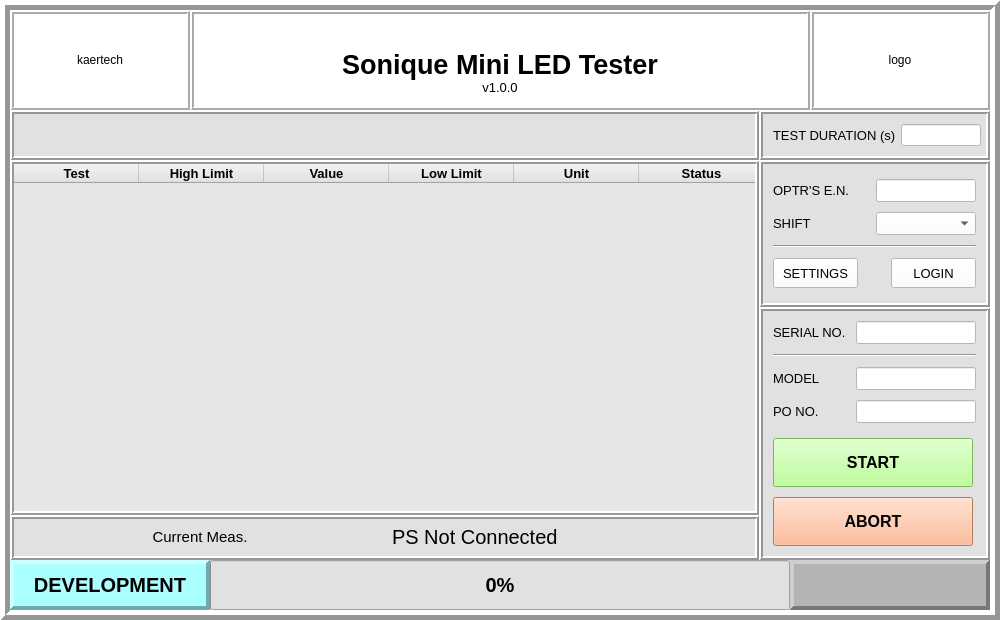
First picture: the form in layout/main_window.ui, repository kaertech-dev/soniquemini_ledtest, before the edit.
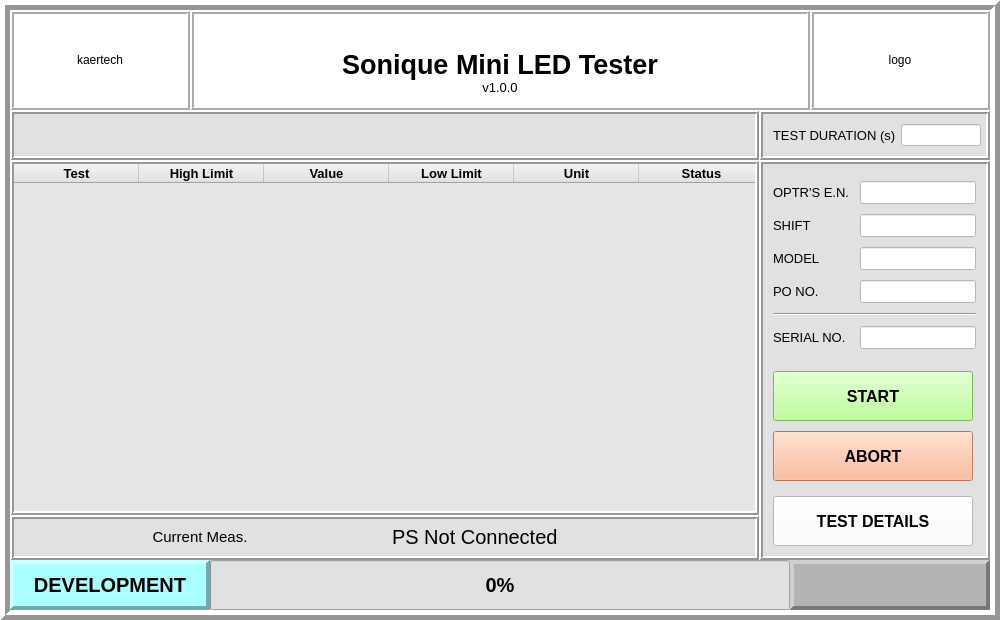
Second picture: the form after the edit.

Commit message: better camera handler; moved login details; fixed ROI debugger

The edit to the form file:
```diff
--- a/layout/main_window.ui
+++ b/layout/main_window.ui
@@ -344,296 +344,6 @@
          </layout>
         </widget>
        </item>
-       <item row="2" column="2" rowspan="2">
-        <widget class="QFrame" name="verticalFrame">
-         <property name="sizePolicy">
-          <sizepolicy hsizetype="Preferred" vsizetype="Expanding">
-           <horstretch>0</horstretch>
-           <verstretch>0</verstretch>
-          </sizepolicy>
-         </property>
-         <property name="styleSheet">
-          <string notr="true"/>
-         </property>
-         <property name="frameShape">
-          <enum>QFrame::Box</enum>
-         </property>
-         <property name="frameShadow">
-          <enum>QFrame::Raised</enum>
-         </property>
-         <property name="lineWidth">
-          <number>2</number>
-         </property>
-         <layout class="QVBoxLayout" name="sidebar_buttons">
-          <property name="spacing">
-           <number>10</number>
-          </property>
-          <property name="sizeConstraint">
-           <enum>QLayout::SetDefaultConstraint</enum>
-          </property>
-          <property name="leftMargin">
-           <number>10</number>
-          </property>
-          <property name="topMargin">
-           <number>10</number>
-          </property>
-          <property name="rightMargin">
-           <number>10</number>
-          </property>
-          <property name="bottomMargin">
-           <number>10</number>
-          </property>
-          <item>
-           <layout class="QFormLayout" name="detail_summary">
-            <property name="sizeConstraint">
-             <enum>QLayout::SetDefaultConstraint</enum>
-            </property>
-            <property name="formAlignment">
-             <set>Qt::AlignLeading|Qt::AlignLeft|Qt::AlignVCenter</set>
-            </property>
-            <property name="horizontalSpacing">
-             <number>10</number>
-            </property>
-            <property name="verticalSpacing">
-             <number>10</number>
-            </property>
-            <property name="leftMargin">
-             <number>0</number>
-            </property>
-            <property name="rightMargin">
-             <number>0</number>
-            </property>
-            <property name="bottomMargin">
-             <number>5</number>
-            </property>
-            <item row="0" column="0">
-             <widget class="QLabel" name="serialno_label">
-              <property name="font">
-               <font>
-                <pointsize>10</pointsize>
-                <bold>false</bold>
-               </font>
-              </property>
-              <property name="text">
-               <string>SERIAL NO.</string>
-              </property>
-             </widget>
-            </item>
-            <item row="0" column="1">
-             <widget class="QLineEdit" name="serialno_display">
-              <property name="sizePolicy">
-               <sizepolicy hsizetype="Maximum" vsizetype="Fixed">
-                <horstretch>0</horstretch>
-                <verstretch>0</verstretch>
-               </sizepolicy>
-              </property>
-              <property name="minimumSize">
-               <size>
-                <width>100</width>
-                <height>0</height>
-               </size>
-              </property>
-              <property name="maximumSize">
-               <size>
-                <width>120</width>
-                <height>16777215</height>
-               </size>
-              </property>
-              <property name="font">
-               <font>
-                <pointsize>10</pointsize>
-                <bold>true</bold>
-               </font>
-              </property>
-              <property name="acceptDrops">
-               <bool>true</bool>
-              </property>
-              <property name="styleSheet">
-               <string notr="true">background-color: rgb(255, 255, 255);</string>
-              </property>
-              <property name="clearButtonEnabled">
-               <bool>true</bool>
-              </property>
-             </widget>
-            </item>
-            <item row="2" column="0">
-             <widget class="QLabel" name="label_4">
-              <property name="font">
-               <font>
-                <pointsize>10</pointsize>
-                <bold>false</bold>
-               </font>
-              </property>
-              <property name="text">
-               <string>MODEL</string>
-              </property>
-             </widget>
-            </item>
-            <item row="2" column="1">
-             <widget class="QLineEdit" name="model_display">
-              <property name="sizePolicy">
-               <sizepolicy hsizetype="Minimum" vsizetype="Fixed">
-                <horstretch>0</horstretch>
-                <verstretch>0</verstretch>
-               </sizepolicy>
-              </property>
-              <property name="minimumSize">
-               <size>
-                <width>80</width>
-                <height>0</height>
-               </size>
-              </property>
-              <property name="maximumSize">
-               <size>
-                <width>120</width>
-                <height>16777215</height>
-               </size>
-              </property>
-              <property name="font">
-               <font>
-                <pointsize>10</pointsize>
-               </font>
-              </property>
-              <property name="styleSheet">
-               <string notr="true">background-color: rgb(255, 255, 255);</string>
-              </property>
-              <property name="readOnly">
-               <bool>true</bool>
-              </property>
-             </widget>
-            </item>
-            <item row="3" column="0">
-             <widget class="QLabel" name="label_5">
-              <property name="font">
-               <font>
-                <pointsize>10</pointsize>
-                <bold>false</bold>
-               </font>
-              </property>
-              <property name="text">
-               <string>PO NO.</string>
-              </property>
-             </widget>
-            </item>
-            <item row="3" column="1">
-             <widget class="QLineEdit" name="ponum_display">
-              <property name="sizePolicy">
-               <sizepolicy hsizetype="Minimum" vsizetype="Fixed">
-                <horstretch>0</horstretch>
-                <verstretch>0</verstretch>
-               </sizepolicy>
-              </property>
-              <property name="minimumSize">
-               <size>
-                <width>80</width>
-                <height>0</height>
-               </size>
-              </property>
-              <property name="maximumSize">
-               <size>
-                <width>120</width>
-                <height>16777215</height>
-               </size>
-              </property>
-              <property name="font">
-               <font>
-                <pointsize>10</pointsize>
-               </font>
-              </property>
-              <property name="styleSheet">
-               <string notr="true">background-color: rgb(255, 255, 255);</string>
-              </property>
-              <property name="readOnly">
-               <bool>true</bool>
-              </property>
-             </widget>
-            </item>
-            <item row="1" column="0" colspan="2">
-             <widget class="Line" name="line_2">
-              <property name="orientation">
-               <enum>Qt::Horizontal</enum>
-              </property>
-             </widget>
-            </item>
-           </layout>
-          </item>
-          <item>
-           <widget class="QPushButton" name="start_test_button">
-            <property name="enabled">
-             <bool>true</bool>
-            </property>
-            <property name="sizePolicy">
-             <sizepolicy hsizetype="Preferred" vsizetype="Minimum">
-              <horstretch>0</horstretch>
-              <verstretch>0</verstretch>
-             </sizepolicy>
-            </property>
-            <property name="minimumSize">
-             <size>
-              <width>200</width>
-              <height>40</height>
-             </size>
-            </property>
-            <property name="maximumSize">
-             <size>
-              <width>2</width>
-              <height>16777215</height>
-             </size>
-            </property>
-            <property name="baseSize">
-             <size>
-              <width>0</width>
-              <height>0</height>
-             </size>
-            </property>
-            <property name="font">
-             <font>
-              <pointsize>12</pointsize>
-              <bold>true</bold>
-             </font>
-            </property>
-            <property name="contextMenuPolicy">
-             <enum>Qt::CustomContextMenu</enum>
-            </property>
-            <property name="styleSheet">
-             <string notr="true">background-color: rgb(170, 255, 127);</string>
-            </property>
-            <property name="text">
-             <string>START</string>
-            </property>
-           </widget>
-          </item>
-          <item>
-           <widget class="QPushButton" name="abort_button">
-            <property name="sizePolicy">
-             <sizepolicy hsizetype="Maximum" vsizetype="Minimum">
-              <horstretch>0</horstretch>
-              <verstretch>0</verstretch>
-             </sizepolicy>
-            </property>
-            <property name="minimumSize">
-             <size>
-              <width>200</width>
-              <height>40</height>
-             </size>
-            </property>
-            <property name="font">
-             <font>
-              <pointsize>12</pointsize>
-              <bold>true</bold>
-             </font>
-            </property>
-            <property name="styleSheet">
-             <string notr="true">background-color: rgb(255, 170, 127);</string>
-            </property>
-            <property name="text">
-             <string>ABORT</string>
-            </property>
-           </widget>
-          </item>
-         </layout>
-        </widget>
-       </item>
        <item row="1" column="0" rowspan="2">
         <widget class="QTableWidget" name="tableWidget">
          <property name="sizePolicy">
@@ -758,246 +468,6 @@
          </column>
         </widget>
        </item>
-       <item row="1" column="2">
-        <widget class="QFrame" name="verticalFrame">
-         <property name="sizePolicy">
-          <sizepolicy hsizetype="Preferred" vsizetype="Maximum">
-           <horstretch>0</horstretch>
-           <verstretch>0</verstretch>
-          </sizepolicy>
-         </property>
-         <property name="frameShape">
-          <enum>QFrame::Box</enum>
-         </property>
-         <property name="frameShadow">
-          <enum>QFrame::Raised</enum>
-         </property>
-         <property name="lineWidth">
-          <number>2</number>
-         </property>
-         <layout class="QVBoxLayout" name="verticalLayout_2">
-          <property name="spacing">
-           <number>10</number>
-          </property>
-          <property name="leftMargin">
-           <number>10</number>
-          </property>
-          <property name="topMargin">
-           <number>15</number>
-          </property>
-          <property name="rightMargin">
-           <number>10</number>
-          </property>
-          <property name="bottomMargin">
-           <number>15</number>
-          </property>
-          <item>
-           <layout class="QHBoxLayout" name="horizontalLayout_5">
-            <item>
-             <widget class="QLabel" name="label">
-              <property name="font">
-               <font>
-                <pointsize>10</pointsize>
-                <bold>false</bold>
-               </font>
-              </property>
-              <property name="text">
-               <string>OPTR'S E.N.</string>
-              </property>
-             </widget>
-            </item>
-            <item>
-             <widget class="QLineEdit" name="oprtr_en_input">
-              <property name="sizePolicy">
-               <sizepolicy hsizetype="Minimum" vsizetype="Fixed">
-                <horstretch>0</horstretch>
-                <verstretch>0</verstretch>
-               </sizepolicy>
-              </property>
-              <property name="minimumSize">
-               <size>
-                <width>80</width>
-                <height>0</height>
-               </size>
-              </property>
-              <property name="maximumSize">
-               <size>
-                <width>100</width>
-                <height>16777215</height>
-               </size>
-              </property>
-              <property name="font">
-               <font>
-                <pointsize>10</pointsize>
-               </font>
-              </property>
-              <property name="styleSheet">
-               <string notr="true">background-color: rgb(255, 255, 255);</string>
-              </property>
-             </widget>
-            </item>
-           </layout>
-          </item>
-          <item>
-           <layout class="QHBoxLayout" name="horizontalLayout_6">
-            <item>
-             <widget class="QLabel" name="label_2">
-              <property name="font">
-               <font>
-                <pointsize>10</pointsize>
-                <bold>false</bold>
-               </font>
-              </property>
-              <property name="text">
-               <string>SHIFT</string>
-              </property>
-             </widget>
-            </item>
-            <item>
-             <widget class="QComboBox" name="shift_input">
-              <property name="sizePolicy">
-               <sizepolicy hsizetype="Maximum" vsizetype="Fixed">
-                <horstretch>0</horstretch>
-                <verstretch>0</verstretch>
-               </sizepolicy>
-              </property>
-              <property name="minimumSize">
-               <size>
-                <width>100</width>
-                <height>0</height>
-               </size>
-              </property>
-              <property name="maximumSize">
-               <size>
-                <width>100</width>
-                <height>16777215</height>
-               </size>
-              </property>
-              <property name="font">
-               <font>
-                <pointsize>10</pointsize>
-               </font>
-              </property>
-              <property name="styleSheet">
-               <string notr="true">background-color: rgb(255, 255, 255);</string>
-              </property>
-              <item>
-               <property name="text">
-                <string/>
-               </property>
-              </item>
-              <item>
-               <property name="text">
-                <string>A</string>
-               </property>
-              </item>
-              <item>
-               <property name="text">
-                <string>B</string>
-               </property>
-              </item>
-             </widget>
-            </item>
-           </layout>
-          </item>
-          <item>
-           <widget class="Line" name="line">
-            <property name="orientation">
-             <enum>Qt::Horizontal</enum>
-            </property>
-           </widget>
-          </item>
-          <item>
-           <layout class="QHBoxLayout" name="horizontalLayout_7">
-            <property name="spacing">
-             <number>0</number>
-            </property>
-            <item>
-             <widget class="QPushButton" name="settings_button">
-              <property name="sizePolicy">
-               <sizepolicy hsizetype="Preferred" vsizetype="Fixed">
-                <horstretch>0</horstretch>
-                <verstretch>0</verstretch>
-               </sizepolicy>
-              </property>
-              <property name="minimumSize">
-               <size>
-                <width>85</width>
-                <height>30</height>
-               </size>
-              </property>
-              <property name="maximumSize">
-               <size>
-                <width>90</width>
-                <height>16777215</height>
-               </size>
-              </property>
-              <property name="font">
-               <font>
-                <pointsize>10</pointsize>
-                <bold>false</bold>
-               </font>
-              </property>
-              <property name="styleSheet">
-               <string notr="true">background-color: rgb(255, 255, 255);</string>
-              </property>
-              <property name="text">
-               <string>SETTINGS</string>
-              </property>
-             </widget>
-            </item>
-            <item>
-             <spacer name="horizontalSpacer">
-              <property name="orientation">
-               <enum>Qt::Horizontal</enum>
-              </property>
-              <property name="sizeHint" stdset="0">
-               <size>
-                <width>40</width>
-                <height>20</height>
-               </size>
-              </property>
-             </spacer>
-            </item>
-            <item>
-             <widget class="QPushButton" name="login_button">
-              <property name="sizePolicy">
-               <sizepolicy hsizetype="Preferred" vsizetype="Fixed">
-                <horstretch>0</horstretch>
-                <verstretch>0</verstretch>
-               </sizepolicy>
-              </property>
-              <property name="minimumSize">
-               <size>
-                <width>85</width>
-                <height>30</height>
-               </size>
-              </property>
-              <property name="maximumSize">
-               <size>
-                <width>90</width>
-                <height>16777215</height>
-               </size>
-              </property>
-              <property name="font">
-               <font>
-                <pointsize>10</pointsize>
-                <bold>false</bold>
-               </font>
-              </property>
-              <property name="styleSheet">
-               <string notr="true">background-color: rgb(255, 255, 255);</string>
-              </property>
-              <property name="text">
-               <string>LOGIN</string>
-              </property>
-             </widget>
-            </item>
-           </layout>
-          </item>
-         </layout>
-        </widget>
-       </item>
        <item row="0" column="2">
         <widget class="QFrame" name="horizontalFrame_5">
          <property name="sizePolicy">
@@ -1114,6 +584,422 @@
          </property>
         </widget>
        </item>
+       <item row="1" column="2" rowspan="3">
+        <widget class="QFrame" name="verticalFrame">
+         <property name="sizePolicy">
+          <sizepolicy hsizetype="Preferred" vsizetype="Expanding">
+           <horstretch>0</horstretch>
+           <verstretch>0</verstretch>
+          </sizepolicy>
+         </property>
+         <property name="styleSheet">
+          <string notr="true"/>
+         </property>
+         <property name="frameShape">
+          <enum>QFrame::Box</enum>
+         </property>
+         <property name="frameShadow">
+          <enum>QFrame::Raised</enum>
+         </property>
+         <property name="lineWidth">
+          <number>2</number>
+         </property>
+         <layout class="QVBoxLayout" name="sidebar_buttons">
+          <property name="spacing">
+           <number>10</number>
+          </property>
+          <property name="sizeConstraint">
+           <enum>QLayout::SetDefaultConstraint</enum>
+          </property>
+          <property name="leftMargin">
+           <number>10</number>
+          </property>
+          <property name="topMargin">
+           <number>10</number>
+          </property>
+          <property name="rightMargin">
+           <number>10</number>
+          </property>
+          <property name="bottomMargin">
+           <number>15</number>
+          </property>
+          <item>
+           <layout class="QFormLayout" name="detail_summary">
+            <property name="sizeConstraint">
+             <enum>QLayout::SetDefaultConstraint</enum>
+            </property>
+            <property name="formAlignment">
+             <set>Qt::AlignLeading|Qt::AlignLeft|Qt::AlignVCenter</set>
+            </property>
+            <property name="horizontalSpacing">
+             <number>10</number>
+            </property>
+            <property name="verticalSpacing">
+             <number>10</number>
+            </property>
+            <property name="leftMargin">
+             <number>0</number>
+            </property>
+            <property name="rightMargin">
+             <number>0</number>
+            </property>
+            <property name="bottomMargin">
+             <number>5</number>
+            </property>
+            <item row="0" column="0">
+             <widget class="QLabel" name="label">
+              <property name="font">
+               <font>
+                <pointsize>10</pointsize>
+                <bold>false</bold>
+               </font>
+              </property>
+              <property name="text">
+               <string>OPTR'S E.N.</string>
+              </property>
+             </widget>
+            </item>
+            <item row="1" column="0">
+             <widget class="QLabel" name="label_2">
+              <property name="font">
+               <font>
+                <pointsize>10</pointsize>
+                <bold>false</bold>
+               </font>
+              </property>
+              <property name="text">
+               <string>SHIFT</string>
+              </property>
+             </widget>
+            </item>
+            <item row="1" column="1">
+             <widget class="QLineEdit" name="shift_display">
+              <property name="sizePolicy">
+               <sizepolicy hsizetype="Minimum" vsizetype="Fixed">
+                <horstretch>0</horstretch>
+                <verstretch>0</verstretch>
+               </sizepolicy>
+              </property>
+              <property name="minimumSize">
+               <size>
+                <width>80</width>
+                <height>0</height>
+               </size>
+              </property>
+              <property name="maximumSize">
+               <size>
+                <width>120</width>
+                <height>16777215</height>
+               </size>
+              </property>
+              <property name="font">
+               <font>
+                <pointsize>10</pointsize>
+               </font>
+              </property>
+              <property name="styleSheet">
+               <string notr="true">background-color: rgb(255, 255, 255);</string>
+              </property>
+              <property name="readOnly">
+               <bool>true</bool>
+              </property>
+             </widget>
+            </item>
+            <item row="2" column="0">
+             <widget class="QLabel" name="label_4">
+              <property name="font">
+               <font>
+                <pointsize>10</pointsize>
+                <bold>false</bold>
+               </font>
+              </property>
+              <property name="text">
+               <string>MODEL</string>
+              </property>
+             </widget>
+            </item>
+            <item row="3" column="0">
+             <widget class="QLabel" name="label_5">
+              <property name="font">
+               <font>
+                <pointsize>10</pointsize>
+                <bold>false</bold>
+               </font>
+              </property>
+              <property name="text">
+               <string>PO NO.</string>
+              </property>
+             </widget>
+            </item>
+            <item row="3" column="1">
+             <widget class="QLineEdit" name="ponum_display">
+              <property name="sizePolicy">
+               <sizepolicy hsizetype="Minimum" vsizetype="Fixed">
+                <horstretch>0</horstretch>
+                <verstretch>0</verstretch>
+               </sizepolicy>
+              </property>
+              <property name="minimumSize">
+               <size>
+                <width>80</width>
+                <height>0</height>
+               </size>
+              </property>
+              <property name="maximumSize">
+               <size>
+                <width>120</width>
+                <height>16777215</height>
+               </size>
+              </property>
+              <property name="font">
+               <font>
+                <pointsize>10</pointsize>
+               </font>
+              </property>
+              <property name="styleSheet">
+               <string notr="true">background-color: rgb(255, 255, 255);</string>
+              </property>
+              <property name="readOnly">
+               <bool>true</bool>
+              </property>
+             </widget>
+            </item>
+            <item row="5" column="0">
+             <widget class="QLabel" name="serialno_label">
+              <property name="font">
+               <font>
+                <pointsize>10</pointsize>
+                <bold>false</bold>
+               </font>
+              </property>
+              <property name="text">
+               <string>SERIAL NO.</string>
+              </property>
+             </widget>
+            </item>
+            <item row="5" column="1">
+             <widget class="QLineEdit" name="serialno_display">
+              <property name="sizePolicy">
+               <sizepolicy hsizetype="Maximum" vsizetype="Fixed">
+                <horstretch>0</horstretch>
+                <verstretch>0</verstretch>
+               </sizepolicy>
+              </property>
+              <property name="minimumSize">
+               <size>
+                <width>100</width>
+                <height>0</height>
+               </size>
+              </property>
+              <property name="maximumSize">
+               <size>
+                <width>120</width>
+                <height>16777215</height>
+               </size>
+              </property>
+              <property name="font">
+               <font>
+                <pointsize>10</pointsize>
+                <bold>true</bold>
+               </font>
+              </property>
+              <property name="acceptDrops">
+               <bool>true</bool>
+              </property>
+              <property name="styleSheet">
+               <string notr="true">background-color: rgb(255, 255, 255);</string>
+              </property>
+              <property name="clearButtonEnabled">
+               <bool>true</bool>
+              </property>
+             </widget>
+            </item>
+            <item row="4" column="0" colspan="2">
+             <widget class="Line" name="line_2">
+              <property name="orientation">
+               <enum>Qt::Horizontal</enum>
+              </property>
+             </widget>
+            </item>
+            <item row="0" column="1">
+             <widget class="QLineEdit" name="oprtr_display">
+              <property name="sizePolicy">
+               <sizepolicy hsizetype="Minimum" vsizetype="Fixed">
+                <horstretch>0</horstretch>
+                <verstretch>0</verstretch>
+               </sizepolicy>
+              </property>
+              <property name="minimumSize">
+               <size>
+                <width>80</width>
+                <height>0</height>
+               </size>
+              </property>
+              <property name="maximumSize">
+               <size>
+                <width>120</width>
+                <height>16777215</height>
+               </size>
+              </property>
+              <property name="font">
+               <font>
+                <pointsize>10</pointsize>
+               </font>
+              </property>
+              <property name="styleSheet">
+               <string notr="true">background-color: rgb(255, 255, 255);</string>
+              </property>
+              <property name="readOnly">
+               <bool>true</bool>
+              </property>
+             </widget>
+            </item>
+            <item row="2" column="1">
+             <widget class="QLineEdit" name="model_display">
+              <property name="sizePolicy">
+               <sizepolicy hsizetype="Minimum" vsizetype="Fixed">
+                <horstretch>0</horstretch>
+                <verstretch>0</verstretch>
+               </sizepolicy>
+              </property>
+              <property name="minimumSize">
+               <size>
+                <width>80</width>
+                <height>0</height>
+               </size>
+              </property>
+              <property name="maximumSize">
+               <size>
+                <width>120</width>
+                <height>16777215</height>
+               </size>
+              </property>
+              <property name="font">
+               <font>
+                <pointsize>10</pointsize>
+               </font>
+              </property>
+              <property name="styleSheet">
+               <string notr="true">background-color: rgb(255, 255, 255);</string>
+              </property>
+              <property name="readOnly">
+               <bool>true</bool>
+              </property>
+             </widget>
+            </item>
+           </layout>
+          </item>
+          <item>
+           <widget class="QPushButton" name="start_test_button">
+            <property name="enabled">
+             <bool>true</bool>
+            </property>
+            <property name="sizePolicy">
+             <sizepolicy hsizetype="Preferred" vsizetype="Maximum">
+              <horstretch>0</horstretch>
+              <verstretch>0</verstretch>
+             </sizepolicy>
+            </property>
+            <property name="minimumSize">
+             <size>
+              <width>200</width>
+              <height>50</height>
+             </size>
+            </property>
+            <property name="maximumSize">
+             <size>
+              <width>2</width>
+              <height>16777215</height>
+             </size>
+            </property>
+            <property name="baseSize">
+             <size>
+              <width>0</width>
+              <height>0</height>
+             </size>
+            </property>
+            <property name="font">
+             <font>
+              <pointsize>12</pointsize>
+              <bold>true</bold>
+             </font>
+            </property>
+            <property name="contextMenuPolicy">
+             <enum>Qt::CustomContextMenu</enum>
+            </property>
+            <property name="styleSheet">
+             <string notr="true">background-color: rgb(170, 255, 127);</string>
+            </property>
+            <property name="text">
+             <string>START</string>
+            </property>
+           </widget>
+          </item>
+          <item>
+           <widget class="QPushButton" name="abort_button">
+            <property name="sizePolicy">
+             <sizepolicy hsizetype="Maximum" vsizetype="Maximum">
+              <horstretch>0</horstretch>
+              <verstretch>0</verstretch>
+             </sizepolicy>
+            </property>
+            <property name="minimumSize">
+             <size>
+              <width>200</width>
+              <height>50</height>
+             </size>
+            </property>
+            <property name="font">
+             <font>
+              <pointsize>12</pointsize>
+              <bold>true</bold>
+             </font>
+            </property>
+            <property name="styleSheet">
+             <string notr="true">background-color: rgb(255, 170, 127);</string>
+            </property>
+            <property name="text">
+             <string>ABORT</string>
+            </property>
+           </widget>
+          </item>
+          <item>
+           <widget class="QPushButton" name="settings_button">
+            <property name="sizePolicy">
+             <sizepolicy hsizetype="Preferred" vsizetype="Minimum">
+              <horstretch>0</horstretch>
+              <verstretch>0</verstretch>
+             </sizepolicy>
+            </property>
+            <property name="minimumSize">
+             <size>
+              <width>0</width>
+              <height>50</height>
+             </size>
+            </property>
+            <property name="maximumSize">
+             <size>
+              <width>200</width>
+              <height>40</height>
+             </size>
+            </property>
+            <property name="font">
+             <font>
+              <pointsize>12</pointsize>
+              <bold>true</bold>
+             </font>
+            </property>
+            <property name="styleSheet">
+             <string notr="true">background-color: rgb(255, 255, 255);</string>
+            </property>
+            <property name="text">
+             <string>TEST DETAILS</string>
+            </property>
+           </widget>
+          </item>
+         </layout>
+        </widget>
+       </item>
       </layout>
      </item>
      <item>
```
Left out of the diff: 5 changed lines with no effect on the pictures. The commit also changes 9 other files.
